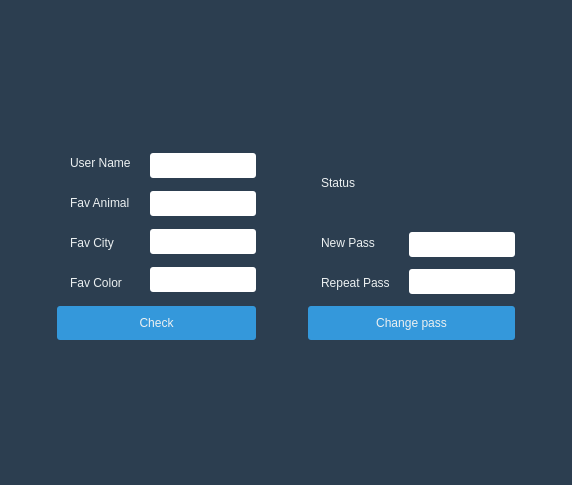
Old version of the form Client/forgotpass.ui in the repository amirsoleimani7/AP_Project.
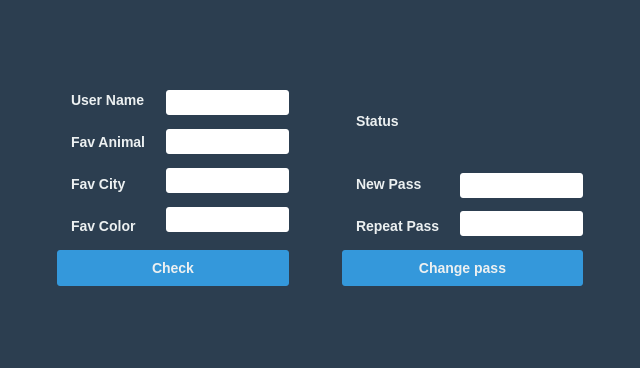
New version of the form.

```diff
--- a/Client/forgotpass.ui
+++ b/Client/forgotpass.ui
@@ -6,8 +6,8 @@
    <rect>
     <x>0</x>
     <y>0</y>
-    <width>572</width>
-    <height>485</height>
+    <width>640</width>
+    <height>368</height>
    </rect>
   </property>
   <property name="windowTitle">
@@ -21,6 +21,8 @@
   border: none;
   border-radius: 3px;
   cursor: pointer;
+  font-size: 14px;
+font-weight: bold;
 }
 QPushButton:hover {
   background-color: #2980b9;
@@ -28,17 +30,38 @@
 QLabel{
   font-family: 'Arial', sans-serif;
   background-color: #2c3e50;
+font-weight: bold;
   color: #ecf0f1;
   padding: 10px;
   text-align: center;
+  font-size: 14px;
 }
 QLineEdit{
   border-radius: 3px;
   border: none;
+font-weight: bold;
   Hight: 20px
 }
-QDialog{
+QDialog
+{
+background-color: #2c3e50;
+font-weight: bold;
+}
+QMainWindow{
   background-color: #2c3e50;
+}
+QMessageBox{
+	 background-color: #2c3e50;
+font-weight: bold;
+}
+QCombobox{
+  background-color: #2c3e50;
+font-weight: bold;
+  color: #ecf0f1;
+  padding: 10px 20px;
+  border: none;
+  border-radius: 3px;
+  cursor: pointer;
 }</string>
   </property>
   <layout class="QGridLayout" name="gridLayout">
```
